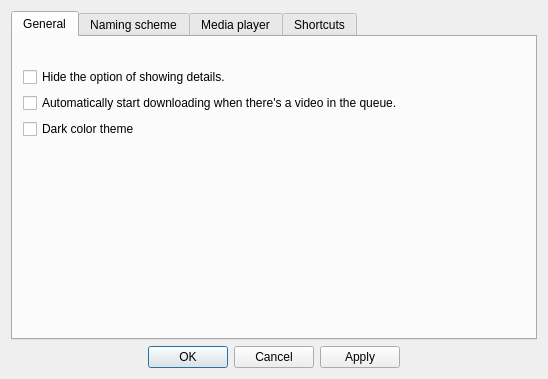
Qt form settingswindow.ui (doublejim/QYoutubeDownloader) before a commit.
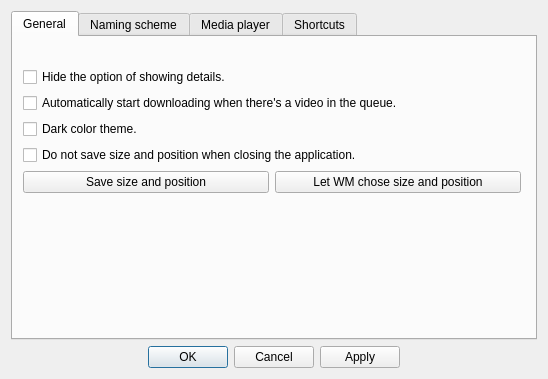
The same form after that commit.

Commit message: Fix title resolving + add size/position settings

The edit to the form file:
```diff
--- a/settingswindow.ui
+++ b/settingswindow.ui
@@ -28,8 +28,8 @@
         <rect>
          <x>10</x>
          <y>30</y>
-         <width>467</width>
-         <height>74</height>
+         <width>498</width>
+         <height>130</height>
         </rect>
        </property>
        <layout class="QVBoxLayout" name="verticalLayout_2">
@@ -50,10 +50,35 @@
         <item>
          <widget class="QCheckBox" name="checkDarkStyle">
           <property name="text">
-           <string>Dark color theme</string>
+           <string>Dark color theme.</string>
           </property>
          </widget>
         </item>
+        <item>
+         <widget class="QCheckBox" name="checkDoNotSaveSizeAndPosition">
+          <property name="text">
+           <string>Do not save size and position when closing the application.</string>
+          </property>
+         </widget>
+        </item>
+        <item>
+         <layout class="QHBoxLayout" name="horizontalLayout_5">
+          <item>
+           <widget class="QPushButton" name="btnSaveSizeAndPosition">
+            <property name="text">
+             <string>Save size and position</string>
+            </property>
+           </widget>
+          </item>
+          <item>
+           <widget class="QPushButton" name="btnResetSizeAndPosition">
+            <property name="text">
+             <string>Let WM chose size and position</string>
+            </property>
+           </widget>
+          </item>
+         </layout>
+        </item>
        </layout>
       </widget>
      </widget>
```
The commit also changes 9 other files.
